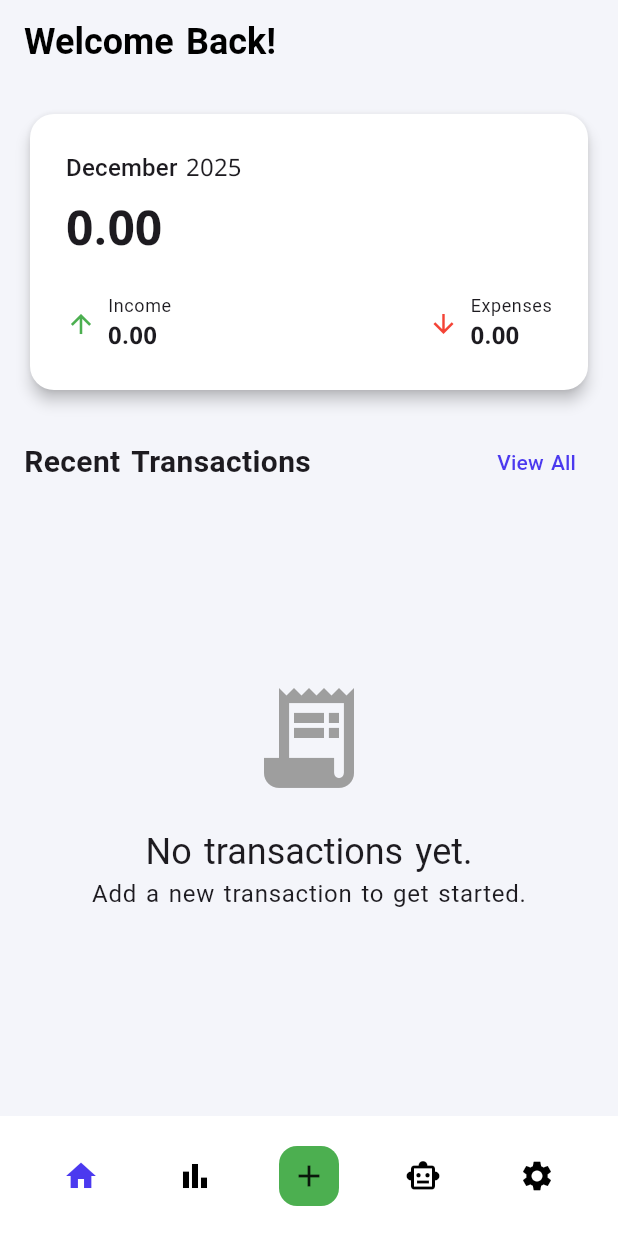
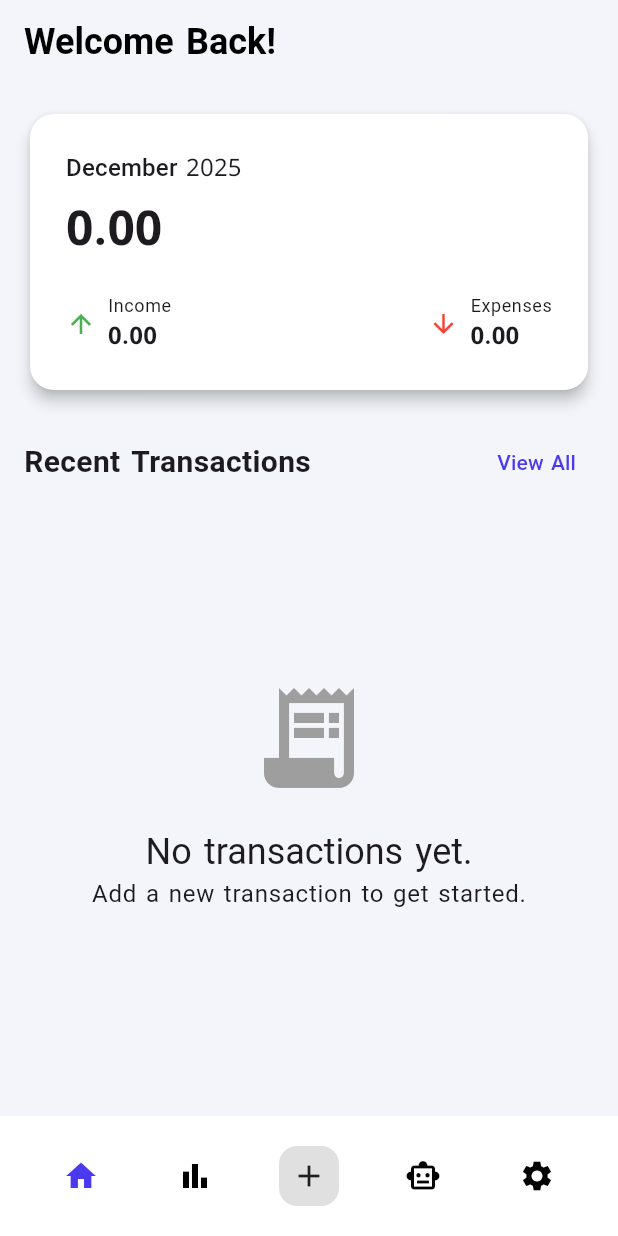
Before and after one commit to saqershahien/masareef, a Flutter app: the screen it shows after launch, on a phone screen of 412 x 824 dp. Run offline on Flutter 3.47's test engine with Material 3 defaults, Android fonts, the phone set to English and light mode, and no system bars; our stand-ins replace fl_chart, google_fonts, shared_preferences, sqflite; accounts and stored records are empty.

Commit message:
add Colors

```diff
--- a/lib/main.dart
+++ b/lib/main.dart
@@ -322,7 +322,7 @@ class _HomePageState extends State<HomePage> {
               tooltip: l10n.stats,
             ),
             FloatingActionButton.small(
-              backgroundColor: Colors.green,
+              backgroundColor: Colors.grey[300],
               onPressed: _navigateToAddTransaction,
               tooltip: l10n.addNewTransaction,
               elevation: 0,
--- a/lib/settings_page.dart
+++ b/lib/settings_page.dart
@@ -153,7 +153,7 @@ class _SettingsPageState extends State<SettingsPage> {
     return Scaffold(
       appBar: AppBar(
         title: Text(l10n.settings),
-        backgroundColor: Colors.blueGrey[700],
+        backgroundColor: Colors.blueGrey[300],
         elevation: 0,
       ),
       body: ListView(
```
